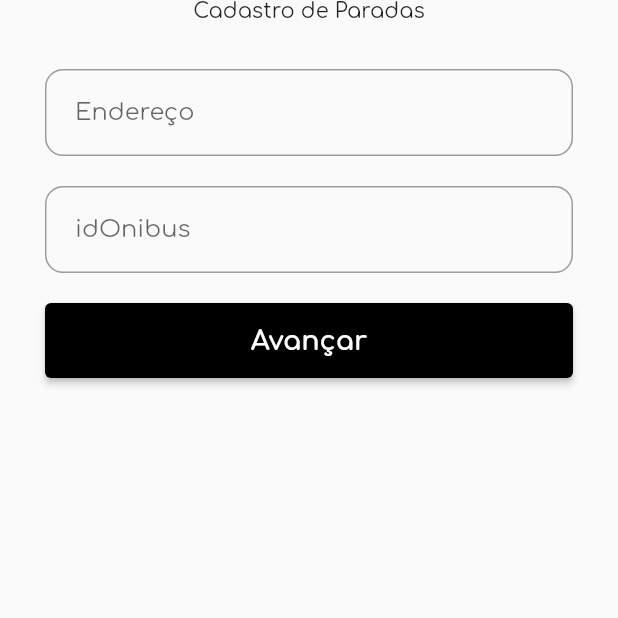
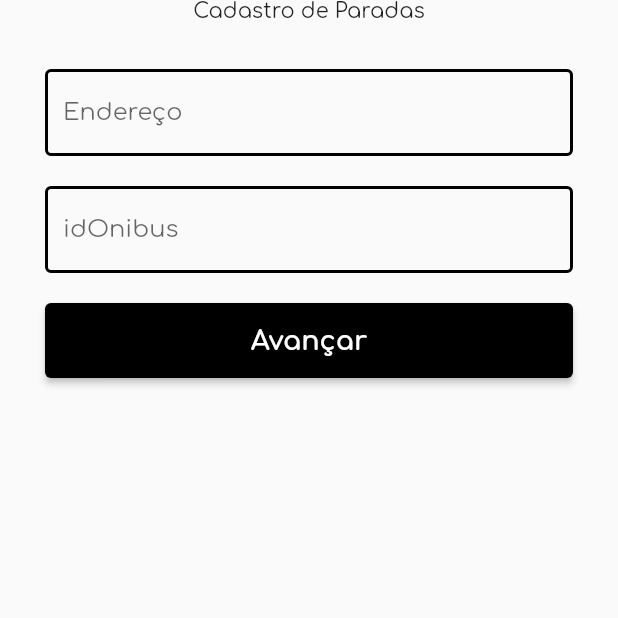
Before and after one commit to phsFerreira/connect_bus, a Flutter app: the CadastroParadaForm screen opened directly, on a phone screen of 412 x 824 dp, the top half of it. Run offline on Flutter 3.47's test engine with Material 2 defaults, Android fonts, the phone set to English and light mode, and no system bars; our stand-ins replace cloud_firestore, firebase_auth, firebase_core, firebase_database, fluttertoast, geolocator and 4 more; missing offline and left inert: dart:ffi, flutter_config, flutter_phone_direct_caller, geoflutterfire2; accounts and stored records are empty.

Commit message:
arquivo campo_form.dart argora tem bordas pretas

```diff
--- a/lib/campo_form.dart
+++ b/lib/campo_form.dart
@@ -23,11 +23,16 @@ class CampoForm extends StatelessWidget {
         inputFormatters: inputFormatters,
         validator: validator,
         decoration: InputDecoration(
-            border: OutlineInputBorder(
-                borderRadius: BorderRadius.all(Radius.circular(12)),
-                borderSide: BorderSide(color: Colors.black, width: 1)),
-            hintText: hintText,
-            contentPadding: EdgeInsets.all(20.0)),
+          labelText: hintText,
+          enabledBorder: const OutlineInputBorder(
+            borderSide: BorderSide(
+                color: Colors.black, width: 2, style: BorderStyle.solid),
+          ),
+          focusedBorder: const OutlineInputBorder(
+            borderSide: BorderSide(
+                color: Colors.black, width: 2, style: BorderStyle.solid),
+          ),
+        ),
       ),
     );
   }
```
